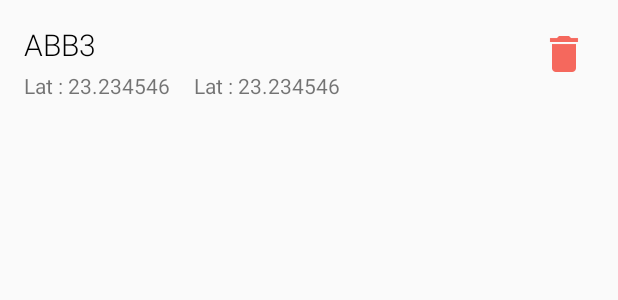
After one commit to gurleensethi/location-reader, an Android app: the layout item_stored_locations.xml on its own in the app's theme, with its tools: preview values and no code run, on a phone screen of 412 x 824 dp. The commit adds this screen. Shown: the top 300 px of the screen. Run offline under Robolectric (Android 15) with nearby library versions, the phone set to English and light mode, and no system bars.

Commit message:
#Add : Recycler View for stored locaitons

```diff
--- /dev/null
+++ b/app/src/main/res/layout/item_stored_locations.xml
@@ -0,0 +1,43 @@
+<?xml version="1.0" encoding="utf-8"?>
+<RelativeLayout xmlns:android="http://schemas.android.com/apk/res/android"
+                android:layout_width="match_parent"
+                android:layout_height="wrap_content"
+                android:padding="16dp">
+
+    <TextView
+        android:id="@+id/stored_location_name_text_view"
+        android:layout_width="wrap_content"
+        android:layout_height="wrap_content"
+        android:text="ABB3"
+        android:textColor="@android:color/black"
+        android:textSize="20sp"
+        android:fontFamily="sans-serif-light"/>
+
+    <TextView
+        android:id="@+id/stored_location_latitude_text_view"
+        android:layout_width="wrap_content"
+        android:layout_height="wrap_content"
+        android:layout_below="@id/stored_location_name_text_view"
+        android:layout_marginTop="4dp"
+        android:text="Lat : 23.234546"/>
+
+    <TextView
+        android:id="@+id/stored_location_longitude_text_view"
+        android:layout_width="wrap_content"
+        android:layout_height="wrap_content"
+        android:layout_below="@id/stored_location_name_text_view"
+        android:layout_marginLeft="16dp"
+        android:layout_marginTop="4dp"
+        android:layout_toRightOf="@id/stored_location_latitude_text_view"
+        android:text="Lat : 23.234546"/>
+
+    <ImageButton
+        android:id="@+id/stored_location_delete_image_button"
+        android:layout_width="40dp"
+        android:layout_height="40dp"
+        android:layout_alignParentRight="true"
+        android:background="@android:color/transparent"
+        android:foreground="?attr/selectableItemBackground"
+        android:src="@drawable/ic_delete_button"/>
+
+</RelativeLayout>
```
Also changed, not shown: app/src/main/java/app/com/thetechnocafe/locationreader/Adapters/StoredLocationsAdapter.java (added, +79 -0 lines), app/src/main/res/layout/activity_main.xml (+7 -0 lines), app/src/main/res/drawable-hdpi/ic_delete_button.png (added), app/src/main/res/drawable-mdpi/ic_delete_button.png (added), app/src/main/res/drawable-xhdpi/ic_delete_button.png (added), app/src/main/res/drawable-xxhdpi/ic_delete_button.png (added).
